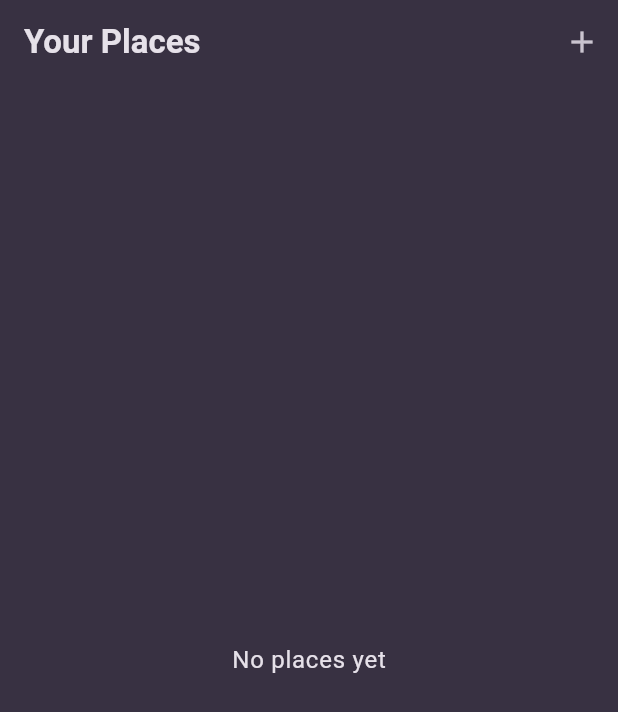
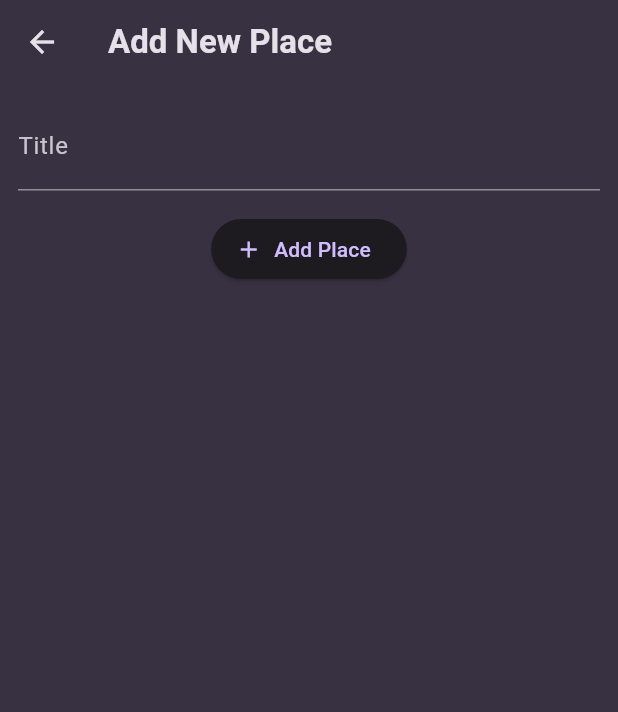
Before and after one commit to jefflueck/favorite_places, a Flutter app: the screen it shows after launch, after a tap on the "add" icon, on a phone screen of 412 x 824 dp. Shown: the top 712 px of the screen. Run offline on Flutter 3.47's test engine with Material 3 defaults, Android fonts, the phone set to English and light mode, and no system bars; our stand-ins replace google_fonts.

Commit message:
adding missed files from last commit

```diff
--- a/lib/screens/add_place.dart
+++ b/lib/screens/add_place.dart
@@ -0,0 +1,50 @@
+import 'package:flutter/material.dart';
+
+class AddPlaceScreen extends StatefulWidget {
+  const AddPlaceScreen({super.key});
+
+  @override
+  State<StatefulWidget> createState() {
+    return _AddPlaceScreen();
+  }
+}
+
+class _AddPlaceScreen extends State<AddPlaceScreen> {
+  final _titleController = TextEditingController();
+
+  @override
+  void dispose() {
+    _titleController.dispose();
+    super.dispose();
+  }
+
+  @override
+  Widget build(BuildContext context) {
+    return Scaffold(
+      appBar: AppBar(
+        title: const Text('Add New Place'),
+      ),
+      body: SingleChildScrollView(
+        padding: const EdgeInsets.all(12),
+        child: Column(
+          children: [
+            TextField(
+              decoration: const InputDecoration(labelText: 'Title'),
+              controller: _titleController,
+              style: TextStyle(
+                color: Theme.of(context).colorScheme.onSurface,
+                fontSize: 18,
+              ),
+            ),
+            const SizedBox(height: 15),
+            ElevatedButton.icon(
+              onPressed: () {},
+              icon: const Icon(Icons.add),
+              label: const Text('Add Place'),
+            ),
+          ],
+        ),
+      ),
+    );
+  }
+}
--- a/lib/screens/places.dart
+++ b/lib/screens/places.dart
@@ -1,5 +1,7 @@
+import 'package:flutter/material.dart';
+
 import 'package:favorite_places/widgets/places_list.dart';
-import 'package:flutter/material.dart';
+import 'package:favorite_places/screens/add_place.dart';
 
 class PlacesScreen extends StatelessWidget {
   const PlacesScreen({super.key});
@@ -12,7 +14,13 @@ class PlacesScreen extends StatelessWidget {
         actions: [
           IconButton(
             icon: const Icon(Icons.add),
-            onPressed: () {},
+            onPressed: () {
+              Navigator.of(context).push(
+                MaterialPageRoute(
+                  builder: (context) => const AddPlaceScreen(),
+                ),
+              );
+            },
           ),
         ],
       ),
```
